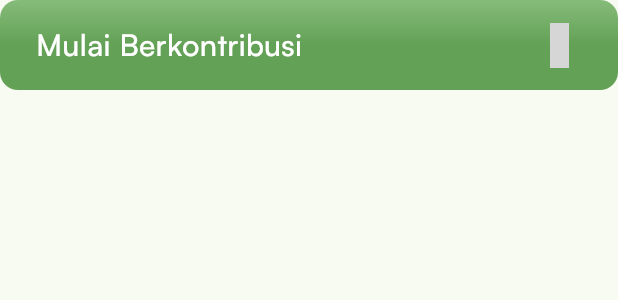
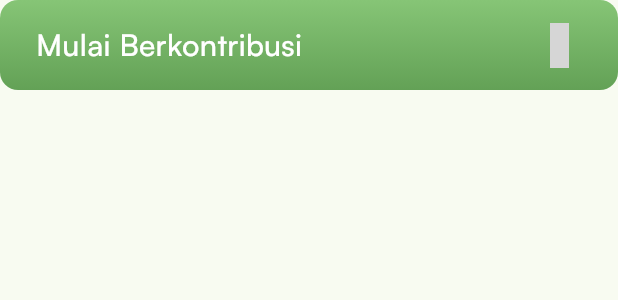
Before and after one commit to RinggaDev/Karsa-App-Your-Trash-Their-Craft, a Flutter app: the CustomCtaButton widget shown alone on an empty page, opened directly, on a phone screen of 412 x 824 dp. Shown: the top 300 px of the screen. Run offline on Flutter 3.47's test engine with Material 3 defaults, Android fonts, the phone set to English and light mode, and no system bars; our stand-ins replace dio, flutter_riverpod, flutter_secure_storage, flutter_svg, gap, hugeicons and 1 more; accounts and stored records are empty; network calls fail; grey boxes are pictures that could not be loaded.

Commit message:
perf(ui): replace filtered SVG background with native LinearGradient in CustomCtaButton

```diff
--- a/karsa-app/karsa/lib/features/home/widgets/CTA_button.dart
+++ b/karsa-app/karsa/lib/features/home/widgets/CTA_button.dart
@@ -1,5 +1,4 @@
 import 'package:flutter/material.dart';
-import 'package:flutter_svg/flutter_svg.dart';
 import 'package:hugeicons/hugeicons.dart';
 import 'package:karsa/core/constants/app_colors.dart';
 import 'package:karsa/core/constants/app_text_style.dart';
@@ -18,7 +17,8 @@ class CustomCtaButton extends StatelessWidget {
 
   @override
   Widget build(BuildContext context) {
-    return Opacity(
+    return RepaintBoundary(
+      child: Opacity(
         opacity: enabled ? 1 : 0.5,
         child: GestureDetector(
           onTap: enabled ? onTap : null,
@@ -28,22 +28,18 @@ class CustomCtaButton extends StatelessWidget {
             child: Container(
               height: 60,
               width: double.infinity,
-            // 2. Stack fills the container safely
-            child: Stack(
-              children: [
-                // The SVG Background
-                Positioned.fill(
-                  child: SvgPicture.asset(
-                    'assets/images/components/overlay_cta_button.svg',
-                    // Try BoxFit.fill first. If it stretches weirdly, change to BoxFit.cover
-                    fit: BoxFit.fill,
+              decoration: const BoxDecoration(
+                gradient: LinearGradient(
+                  begin: Alignment.topCenter,
+                  end: Alignment.bottomCenter,
+                  colors: [
+                    Color(0xFF86C576),
+                    Color(0xFF63A156),
+                  ],
                 ),
               ),
-
-                // The Content
-                Padding(
+              child: Padding(
                 padding: const EdgeInsets.symmetric(horizontal: 24.0),
-
                 child: Center(
                   child: Row(
                     mainAxisAlignment: MainAxisAlignment.spaceBetween,
@@ -55,7 +51,7 @@ class CustomCtaButton extends StatelessWidget {
                           color: AppColor.textOnBrand,
                         ),
                       ),
-                        HugeIcon(
+                      const HugeIcon(
                         icon: HugeIcons.strokeRoundedArrowRight02,
                         strokeWidth: 2,
                         color: AppColor.text100,
@@ -65,7 +61,6 @@ class CustomCtaButton extends StatelessWidget {
                   ),
                 ),
               ),
-              ],
             ),
           ),
         ),
```
Lines whose indentation alone changed are shown as unchanged.
